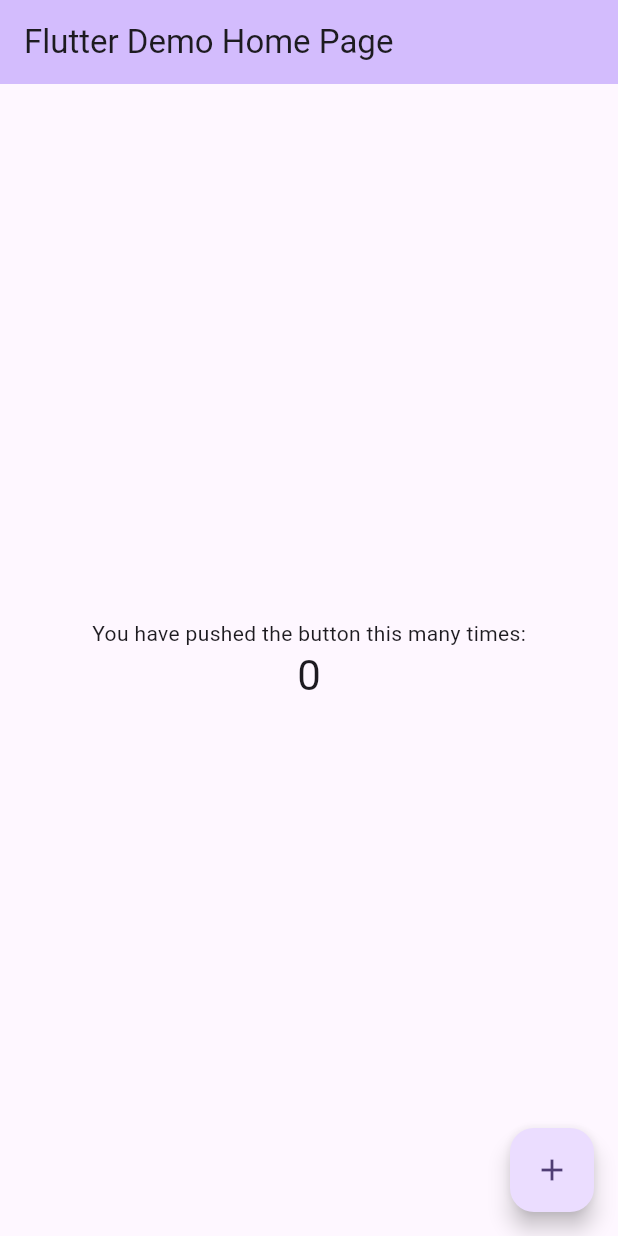
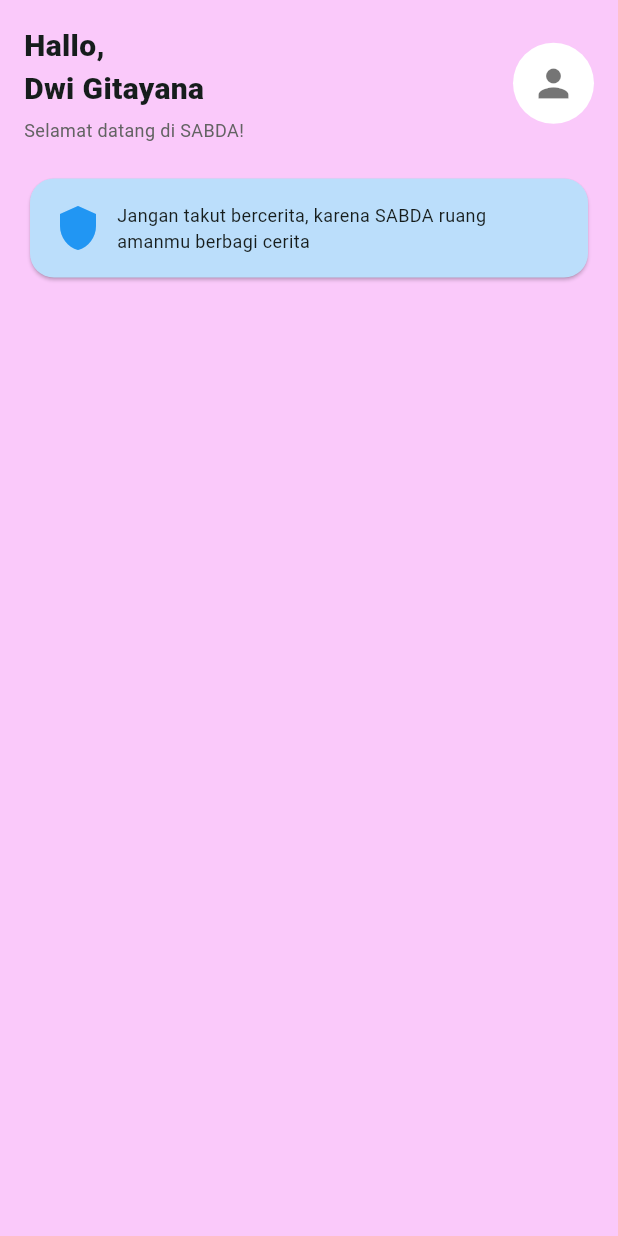
Before and after one commit to TheryanMakingfun/flutter_project, a Flutter app: the screen it shows after launch, on a phone screen of 412 x 824 dp. Run offline on Flutter 3.47's test engine with Material 3 defaults, Android fonts, the phone set to English and light mode, and no system bars.

Commit message:
membuat header nama, icon akun, dan card ke1

```diff
--- a/lib/main.dart
+++ b/lib/main.dart
@@ -1,4 +1,5 @@
 import 'package:flutter/material.dart';
+import 'package:flutter_5a/views/dashboard.dart';
 
 void main() {
   runApp(const MyApp());
@@ -28,9 +29,9 @@
         //
         // This works for code too, not just values: Most code changes can be
         // tested with just a hot reload.
-        colorScheme: ColorScheme.fromSeed(seedColor: Colors.deepPurple),
+        colorScheme: ColorScheme.fromSeed(seedColor: const Color.fromARGB(255, 58, 183, 179)),
       ),
-      home: const MyHomePage(title: 'Flutter Demo Home Page'),
+      home: const Dashboard(),
     );
   }
 }
--- /dev/null
+++ b/lib/views/dashboard.dart
@@ -0,0 +1,63 @@
+import 'package:flutter/material.dart';
+
+class Dashboard extends StatelessWidget {
+  const Dashboard({super.key});
+
+  @override
+  Widget build(BuildContext context) {
+    return Scaffold(
+     backgroundColor: const Color.fromARGB(255, 250, 201, 250),
+     body: SafeArea(
+      child: SingleChildScrollView(
+        padding: const EdgeInsets.all(16),
+        child: Column(
+          crossAxisAlignment: CrossAxisAlignment.start,
+          children: [
+            // Untuk Header
+            Row(
+              mainAxisAlignment: MainAxisAlignment.spaceBetween,
+              children: [
+                Column(
+                  crossAxisAlignment: CrossAxisAlignment.start,
+                  children: const [
+                    Text("Hallo,", style: TextStyle(fontSize: 20, fontWeight: FontWeight.w800),),
+                    Text("Dwi Gitayana", style: TextStyle(fontSize: 20, fontWeight: FontWeight.w800),),
+                    SizedBox(height: 4,),
+                    Text("Selamat datang di SABDA!", style: TextStyle(fontSize: 12,color: Color.fromARGB(255, 99, 99, 99)),),
+                  ],
+                ),
+                Container(
+                  decoration: BoxDecoration(
+                    color: Colors.white,
+                    shape: BoxShape.circle,
+                  ),
+                  padding: EdgeInsets.all(12),
+                  child: Icon(Icons.person, size: 30, color: Colors.black54),
+                ),
+              ],
+            ),
+            const SizedBox(height: 20),
+
+            //Card ke1
+            Card(
+              color: Colors.blue.shade100,
+              elevation: 1,
+              shape: RoundedRectangleBorder(
+                borderRadius: BorderRadius.circular(16),),
+              child: const Padding(padding: EdgeInsets.all(16),
+              child: Row(
+                children: [
+                  Icon(Icons.shield, size: 32, color: Colors.blue,),
+                  SizedBox(width: 10,),
+                  Expanded(child: Text("Jangan takut bercerita, karena SABDA ruang amanmu berbagi cerita", style: TextStyle(fontSize: 12),))
+                ],
+              ),),
+            ),
+
+            const SizedBox(height: 16,),
+          ],
+        ),
+      )),
+    );
+  }
+}
```
